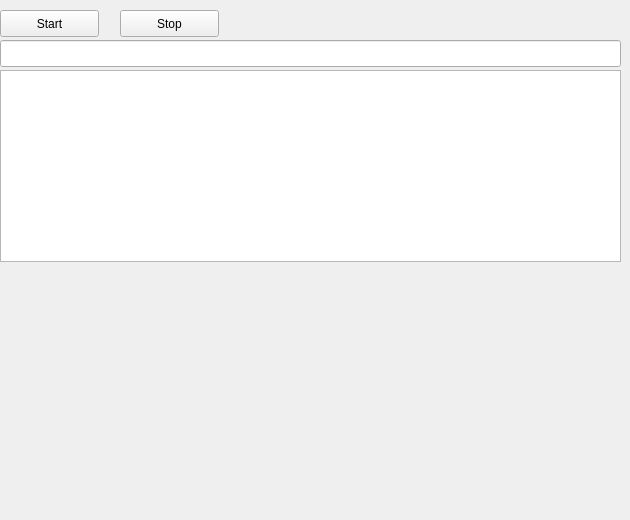
First picture: the form in NetworkHandler/NetworkHandler/sniffdialog.ui, repository jdaeman/qt, before the edit.
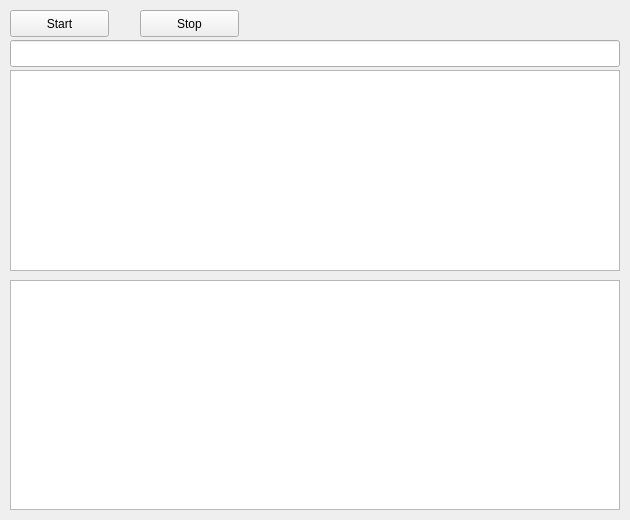
Second picture: the form after the edit.

```diff
--- a/NetworkHandler/NetworkHandler/sniffdialog.ui
+++ b/NetworkHandler/NetworkHandler/sniffdialog.ui
@@ -16,9 +16,9 @@
   <widget class="QLineEdit" name="edit_filter">
    <property name="geometry">
     <rect>
-     <x>0</x>
+     <x>10</x>
      <y>40</y>
-     <width>621</width>
+     <width>610</width>
      <height>27</height>
     </rect>
    </property>
@@ -26,17 +26,17 @@
   <widget class="QListWidget" name="listWidget">
    <property name="geometry">
     <rect>
-     <x>0</x>
+     <x>10</x>
      <y>70</y>
-     <width>621</width>
-     <height>192</height>
+     <width>610</width>
+     <height>201</height>
     </rect>
    </property>
   </widget>
   <widget class="QPushButton" name="push_start">
    <property name="geometry">
     <rect>
-     <x>0</x>
+     <x>10</x>
      <y>10</y>
      <width>99</width>
      <height>27</height>
@@ -52,7 +52,7 @@
   <widget class="QPushButton" name="push_stop">
    <property name="geometry">
     <rect>
-     <x>120</x>
+     <x>140</x>
      <y>10</y>
      <width>99</width>
      <height>27</height>
@@ -65,6 +65,16 @@
     <bool>false</bool>
    </property>
   </widget>
+  <widget class="QTextBrowser" name="text_detail">
+   <property name="geometry">
+    <rect>
+     <x>10</x>
+     <y>280</y>
+     <width>610</width>
+     <height>230</height>
+    </rect>
+   </property>
+  </widget>
  </widget>
  <resources/>
  <connections/>
```
Left out of the diff: 2 changed lines with no effect on the pictures.
